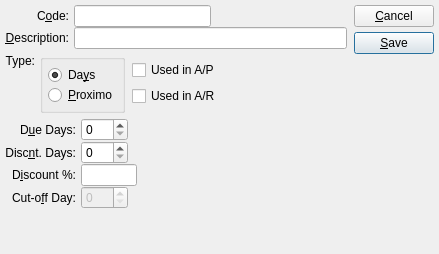
This is xtuple/trunk/guiclient/terms.ui in WooodHead/xtuple as Qt 5 draws it before an edit. The edited form follows.
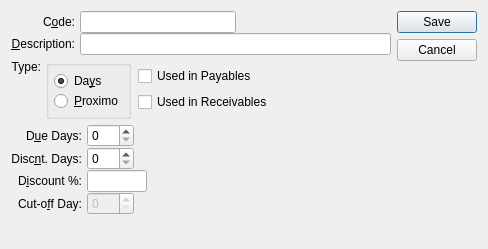
This is the edited form. Custom widgets are drawn as their Qt base class.

Patch:
```diff
--- a/xtuple/trunk/guiclient/terms.ui
+++ b/xtuple/trunk/guiclient/terms.ui
@@ -13,52 +13,34 @@
    <rect>
     <x>0</x>
     <y>0</y>
-    <width>439</width>
-    <height>254</height>
+    <width>488</width>
+    <height>249</height>
    </rect>
   </property>
   <property name="windowTitle">
    <string>Terms</string>
   </property>
-  <layout class="QHBoxLayout">
-   <property name="spacing">
-    <number>7</number>
-   </property>
-   <property name="margin">
-    <number>5</number>
-   </property>
-   <item>
+  <layout class="QGridLayout" name="gridLayout">
+   <item row="0" column="0">
     <layout class="QVBoxLayout">
      <property name="spacing">
       <number>0</number>
      </property>
-     <property name="margin">
-      <number>0</number>
-     </property>
      <item>
       <layout class="QVBoxLayout">
        <property name="spacing">
         <number>5</number>
        </property>
-       <property name="margin">
-        <number>0</number>
-       </property>
        <item>
         <layout class="QHBoxLayout">
          <property name="spacing">
           <number>5</number>
          </property>
-         <property name="margin">
-          <number>0</number>
-         </property>
          <item>
           <layout class="QVBoxLayout">
            <property name="spacing">
             <number>0</number>
            </property>
-           <property name="margin">
-            <number>0</number>
-           </property>
            <item>
             <widget class="QLabel" name="_codeLit">
              <property name="text">
@@ -92,17 +74,11 @@
            <property name="spacing">
             <number>0</number>
            </property>
-           <property name="margin">
-            <number>0</number>
-           </property>
            <item>
             <layout class="QHBoxLayout">
              <property name="spacing">
               <number>0</number>
              </property>
-             <property name="margin">
-              <number>0</number>
-             </property>
              <item>
               <widget class="XLineEdit" name="_code"/>
              </item>
@@ -136,17 +112,11 @@
          <property name="spacing">
           <number>5</number>
          </property>
-         <property name="margin">
-          <number>0</number>
-         </property>
          <item>
           <layout class="QVBoxLayout">
            <property name="spacing">
             <number>0</number>
            </property>
-           <property name="margin">
-            <number>0</number>
-           </property>
            <item>
             <widget class="QLabel" name="_typeLit">
              <property name="sizePolicy">
@@ -186,17 +156,11 @@
            <property name="spacing">
             <number>0</number>
            </property>
-           <property name="margin">
-            <number>0</number>
-           </property>
            <item>
             <layout class="QHBoxLayout">
              <property name="spacing">
               <number>7</number>
              </property>
-             <property name="margin">
-              <number>0</number>
-             </property>
              <item>
               <widget class="QGroupBox" name="_typeGroup">
                <property name="enabled">
@@ -255,20 +219,17 @@
                <property name="spacing">
                 <number>0</number>
                </property>
-               <property name="margin">
-                <number>0</number>
-               </property>
                <item>
                 <widget class="QCheckBox" name="_ap">
                  <property name="text">
-                  <string>Used in A/P</string>
+                  <string>Used in Payables</string>
                  </property>
                 </widget>
                </item>
                <item>
                 <widget class="QCheckBox" name="_ar">
                  <property name="text">
-                  <string>Used in A/R</string>
+                  <string>Used in Receivables</string>
                  </property>
                 </widget>
                </item>
@@ -302,7 +263,7 @@
              </property>
              <property name="sizeHint" stdset="0">
               <size>
-               <width>177</width>
+               <width>0</width>
                <height>20</height>
               </size>
              </property>
@@ -317,17 +278,11 @@
          <property name="spacing">
           <number>5</number>
          </property>
-         <property name="margin">
-          <number>0</number>
-         </property>
          <item>
           <layout class="QVBoxLayout">
            <property name="spacing">
             <number>0</number>
            </property>
-           <property name="margin">
-            <number>0</number>
-           </property>
            <item>
             <widget class="QLabel" name="_dueDaysLit">
              <property name="text">
@@ -387,25 +342,16 @@
            <property name="spacing">
             <number>0</number>
            </property>
-           <property name="margin">
-            <number>0</number>
-           </property>
            <item>
             <layout class="QHBoxLayout">
              <property name="spacing">
               <number>0</number>
              </property>
-             <property name="margin">
-              <number>0</number>
-             </property>
              <item>
               <layout class="QVBoxLayout">
                <property name="spacing">
                 <number>0</number>
                </property>
-               <property name="margin">
-                <number>0</number>
-               </property>
                <item>
                 <widget class="QSpinBox" name="_dueDays">
                  <property name="minimum">
@@ -451,9 +397,6 @@
              <property name="spacing">
               <number>0</number>
              </property>
-             <property name="margin">
-              <number>0</number>
-             </property>
              <item>
               <widget class="XLineEdit" name="_discountPercent">
                <property name="sizePolicy">
@@ -496,9 +439,6 @@
              <property name="spacing">
               <number>0</number>
              </property>
-             <property name="margin">
-              <number>0</number>
-             </property>
              <item>
               <widget class="QSpinBox" name="_cutOffDay">
                <property name="enabled">
@@ -547,55 +487,22 @@
        <property name="sizeHint" stdset="0">
         <size>
          <width>20</width>
-         <height>16</height>
+         <height>0</height>
         </size>
        </property>
       </spacer>
      </item>
     </layout>
    </item>
-   <item>
-    <layout class="QVBoxLayout">
-     <property name="spacing">
-      <number>5</number>
+   <item row="0" column="1">
+    <widget class="QDialogButtonBox" name="_buttonBox">
+     <property name="orientation">
+      <enum>Qt::Vertical</enum>
      </property>
-     <property name="margin">
-      <number>0</number>
+     <property name="standardButtons">
+      <set>QDialogButtonBox::Cancel|QDialogButtonBox::Save</set>
      </property>
-     <item>
-      <widget class="QPushButton" name="_close">
-       <property name="text">
-        <string>&amp;Cancel</string>
-       </property>
-      </widget>
-     </item>
-     <item>
-      <widget class="QPushButton" name="_save">
-       <property name="text">
-        <string>&amp;Save</string>
-       </property>
-       <property name="default">
-        <bool>true</bool>
-       </property>
-      </widget>
-     </item>
-     <item>
-      <spacer>
-       <property name="orientation">
-        <enum>Qt::Vertical</enum>
-       </property>
-       <property name="sizeType">
-        <enum>QSizePolicy::Expanding</enum>
-       </property>
-       <property name="sizeHint" stdset="0">
-        <size>
-         <width>20</width>
-         <height>20</height>
-        </size>
-       </property>
-      </spacer>
-     </item>
-    </layout>
+    </widget>
    </item>
   </layout>
  </widget>
```
Left out of the diff: 19 changed lines with no effect on the pictures.
